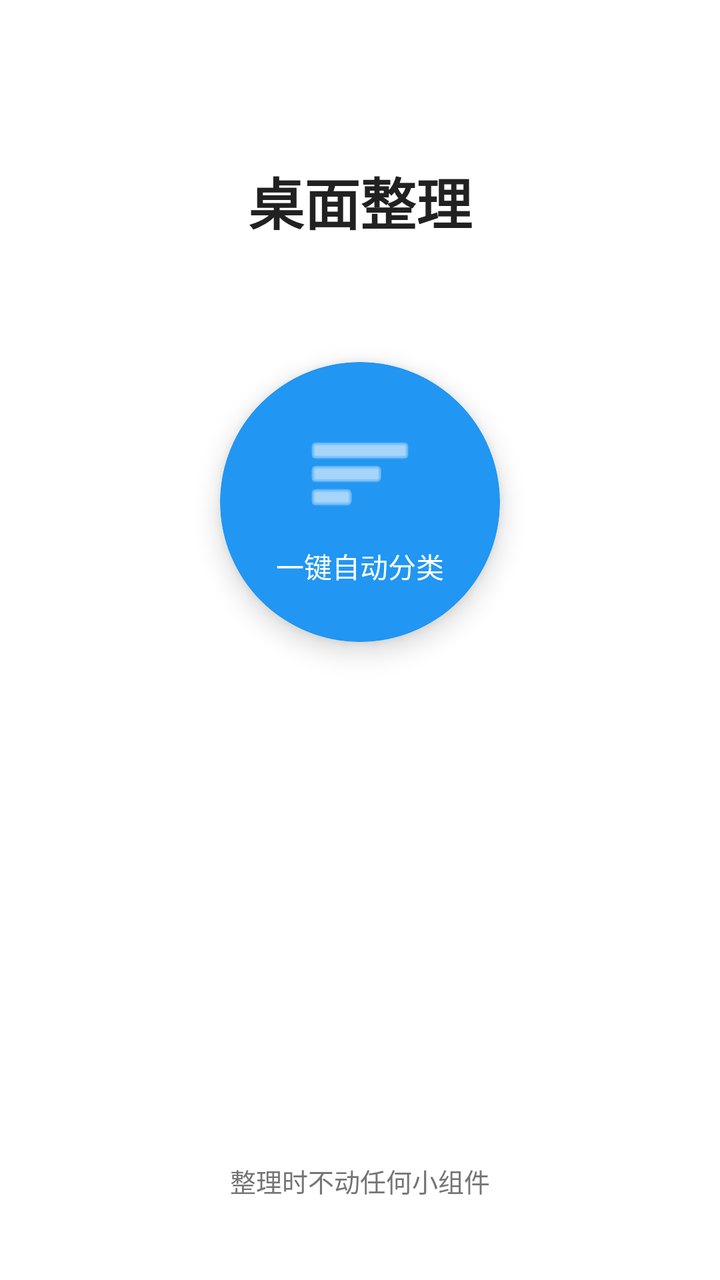
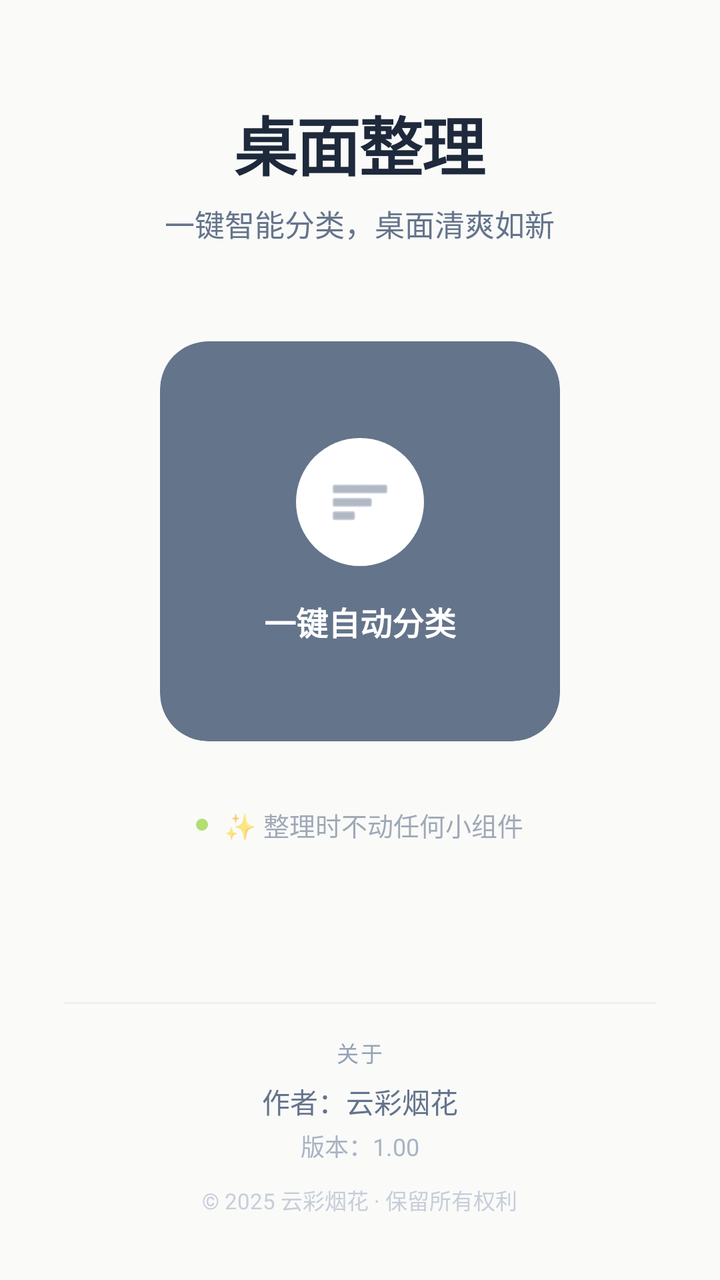

Screens rendered from an Android XML layout before and after an edit, with the pre-edit source and the edit as a unified diff.
<!-- AndroidManifest.xml: application theme Theme.AutoAppOrganizer -->
<!-- res/layout/activity_main.xml -->
<?xml version="1.0" encoding="utf-8"?>
<androidx.constraintlayout.widget.ConstraintLayout 
    xmlns:android="http://schemas.android.com/apk/res/android"
    xmlns:app="http://schemas.android.com/apk/res-auto"
    xmlns:tools="http://schemas.android.com/tools"
    android:layout_width="match_parent"
    android:layout_height="match_parent"
    android:background="@color/background"
    tools:context=".ui.MainActivity">

    
    <TextView
        android:id="@+id/tvTitle"
        android:layout_width="wrap_content"
        android:layout_height="wrap_content"
        android:text="@string/app_name"
        android:textSize="28sp"
        android:textColor="@color/text_primary"
        android:textStyle="bold"
        app:layout_constraintTop_toTopOf="parent"
        app:layout_constraintStart_toStartOf="parent"
        app:layout_constraintEnd_toEndOf="parent"
        android:layout_marginTop="80dp" />

    
    <androidx.cardview.widget.CardView
        android:id="@+id/cardOrganize"
        android:layout_width="140dp"
        android:layout_height="140dp"
        app:cardCornerRadius="70dp"
        app:cardElevation="8dp"
        app:cardBackgroundColor="@color/primary"
        android:clickable="true"
        android:focusable="true"
        app:layout_constraintTop_toBottomOf="@id/tvTitle"
        app:layout_constraintStart_toStartOf="parent"
        app:layout_constraintEnd_toEndOf="parent"
        android:layout_marginTop="60dp">

        <LinearLayout
            android:layout_width="match_parent"
            android:layout_height="match_parent"
            android:gravity="center"
            android:orientation="vertical">

            <ImageView
                android:layout_width="56dp"
                android:layout_height="56dp"
                android:src="@android:drawable/ic_menu_sort_by_size"
                android:tint="@color/white" />

            <TextView
                android:id="@+id/tvButtonText"
                android:layout_width="wrap_content"
                android:layout_height="wrap_content"
                android:text="@string/btn_organize"
                android:textColor="@color/white"
                android:textSize="14sp"
                android:layout_marginTop="8dp" />

        </LinearLayout>

    </androidx.cardview.widget.CardView>

    
    <ProgressBar
        android:id="@+id/progressBar"
        style="?android:attr/progressBarStyleHorizontal"
        android:layout_width="0dp"
        android:layout_height="wrap_content"
        android:max="100"
        android:progress="0"
        android:indeterminate="false"
        android:progressTint="@color/primary"
        android:layout_marginStart="40dp"
        android:layout_marginEnd="40dp"
        android:visibility="gone"
        app:layout_constraintTop_toBottomOf="@id/cardOrganize"
        app:layout_constraintStart_toStartOf="parent"
        app:layout_constraintEnd_toEndOf="parent"
        android:layout_marginTop="40dp" />

    
    <TextView
        android:id="@+id/tvProgress"
        android:layout_width="wrap_content"
        android:layout_height="wrap_content"
        android:text="@string/organizing"
        android:textColor="@color/text_secondary"
        android:textSize="14sp"
        android:visibility="gone"
        app:layout_constraintTop_toBottomOf="@id/progressBar"
        app:layout_constraintStart_toStartOf="parent"
        app:layout_constraintEnd_toEndOf="parent"
        android:layout_marginTop="16dp" />

    
    <TextView
        android:id="@+id/tvWidgetWarning"
        android:layout_width="wrap_content"
        android:layout_height="wrap_content"
        android:text="@string/widget_warning"
        android:textColor="@color/text_secondary"
        android:textSize="13sp"
        app:layout_constraintBottom_toBottomOf="parent"
        app:layout_constraintStart_toStartOf="parent"
        app:layout_constraintEnd_toEndOf="parent"
        android:layout_marginBottom="40dp" />

    
    <Button
        android:id="@+id/btnUndo"
        android:layout_width="wrap_content"
        android:layout_height="wrap_content"
        android:text="@string/btn_undo"
        android:backgroundTint="@color/primary"
        android:textColor="@color/white"
        android:visibility="gone"
        app:layout_constraintTop_toBottomOf="@id/tvProgress"
        app:layout_constraintStart_toStartOf="parent"
        app:layout_constraintEnd_toEndOf="parent"
        android:layout_marginTop="24dp" />

</androidx.constraintlayout.widget.ConstraintLayout>
<!-- resources referenced by this layout -->
<resources>
  <color name="background">#FFFFFF</color>
  <color name="primary">#2196F3</color>
  <color name="text_primary">#212121</color>
  <color name="text_secondary">#757575</color>
  <color name="white">#FFFFFFFF</color>
  <string name="app_name">桌面整理</string>
  <string name="btn_organize">一键自动分类</string>
  <string name="btn_undo">撤销整理</string>
  <string name="organizing">正在分析桌面…</string>
  <string name="widget_warning">整理时不动任何小组件</string>
  <style name="Theme.AutoAppOrganizer" parent="Theme.AppCompat.DayNight.NoActionBar">
          
          <item name="colorPrimary">@color/primary</item>
          <item name="colorPrimaryDark">@color/primary_dark</item>
          <item name="colorAccent">@color/accent</item>
          
          <item name="android:statusBarColor">?attr/colorPrimaryDark</item>
      </style>
  <color name="primary_dark">#1976D2</color>
  <color name="accent">#4CAF50</color>
</resources>

<!-- the commit's change to res/layout/activity_main.xml (unified diff, before → after) -->
@@ -1,5 +1,5 @@
 <?xml version="1.0" encoding="utf-8"?>
-<androidx.constraintlayout.widget.ConstraintLayout 
+<androidx.constraintlayout.widget.ConstraintLayout
     xmlns:android="http://schemas.android.com/apk/res/android"
     xmlns:app="http://schemas.android.com/apk/res-auto"
     xmlns:tools="http://schemas.android.com/tools"
@@ -9,116 +9,248 @@
     tools:context=".ui.MainActivity">
 
     
-    <TextView
-        android:id="@+id/tvTitle"
-        android:layout_width="wrap_content"
-        android:layout_height="wrap_content"
-        android:text="@string/app_name"
-        android:textSize="28sp"
-        android:textColor="@color/text_primary"
-        android:textStyle="bold"
+    <ScrollView
+        android:id="@+id/scrollBody"
+        android:layout_width="0dp"
+        android:layout_height="0dp"
+        android:fillViewport="true"
+        android:scrollbars="none"
         app:layout_constraintTop_toTopOf="parent"
+        app:layout_constraintBottom_toTopOf="@id/dividerAbout"
+        app:layout_constraintStart_toStartOf="parent"
+        app:layout_constraintEnd_toEndOf="parent">
+
+        <LinearLayout
+            android:layout_width="match_parent"
+            android:layout_height="wrap_content"
+            android:orientation="vertical"
+            android:gravity="center_horizontal"
+            android:paddingStart="24dp"
+            android:paddingEnd="24dp"
+            android:paddingTop="48dp"
+            android:paddingBottom="32dp">
+
+            
+            <TextView
+                android:id="@+id/tvTitle"
+                android:layout_width="wrap_content"
+                android:layout_height="wrap_content"
+                android:text="@string/app_name"
+                android:textSize="32sp"
+                android:textColor="@color/text_primary"
+                android:textStyle="bold"
+                android:letterSpacing="-0.02"
+                android:fontFamily="sans-serif-medium" />
+
+            <TextView
+                android:id="@+id/tvSubtitle"
+                android:layout_width="wrap_content"
+                android:layout_height="wrap_content"
+                android:text="@string/app_subtitle"
+                android:textSize="15sp"
+                android:textColor="@color/text_secondary"
+                android:layout_marginTop="6dp"
+                android:fontFamily="sans-serif" />
+
+            
+            <androidx.cardview.widget.CardView
+                android:id="@+id/cardOrganize"
+                android:layout_width="200dp"
+                android:layout_height="200dp"
+                app:cardCornerRadius="24dp"
+                app:cardElevation="0dp"
+                app:cardBackgroundColor="@color/primary"
+                android:clickable="true"
+                android:focusable="true"
+                android:layout_marginTop="48dp"
+                android:stateListAnimator="@null">
+
+                <LinearLayout
+                    android:layout_width="match_parent"
+                    android:layout_height="match_parent"
+                    android:gravity="center"
+                    android:orientation="vertical">
+
+                    
+                    <FrameLayout
+                        android:layout_width="64dp"
+                        android:layout_height="64dp"
+                        android:background="@drawable/bg_icon_circle">
+
+                        <ImageView
+                            android:layout_width="32dp"
+                            android:layout_height="32dp"
+                            android:layout_gravity="center"
+                            android:src="@android:drawable/ic_menu_sort_by_size"
+                            android:tint="@color/primary"
+                            android:alpha="0.85" />
+                    </FrameLayout>
+
+                    <TextView
+                        android:id="@+id/tvButtonText"
+                        android:layout_width="wrap_content"
+                        android:layout_height="wrap_content"
+                        android:text="@string/btn_organize"
+                        android:textColor="@color/on_primary"
+                        android:textSize="16sp"
+                        android:textStyle="bold"
+                        android:fontFamily="sans-serif-medium"
+                        android:layout_marginTop="16dp" />
+
+                </LinearLayout>
+
+            </androidx.cardview.widget.CardView>
+
+            
+            <LinearLayout
+                android:id="@+id/layoutProgress"
+                android:layout_width="match_parent"
+                android:layout_height="wrap_content"
+                android:orientation="vertical"
+                android:gravity="center"
+                android:layout_marginTop="36dp"
+                android:visibility="gone"
+                tools:visibility="visible">
+
+                <ProgressBar
+                    android:id="@+id/progressBar"
+                    style="?android:attr/progressBarStyleHorizontal"
+                    android:layout_width="match_parent"
+                    android:layout_height="6dp"
+                    android:max="100"
+                    android:progress="0"
+                    android:indeterminate="false"
+                    android:progressTint="@color/primary"
+                    android:progressBackgroundTint="@color/card_stroke_light" />
+
+                <TextView
+                    android:id="@+id/tvProgress"
+                    android:layout_width="wrap_content"
+                    android:layout_height="wrap_content"
+                    android:text="@string/organizing"
+                    android:textColor="@color/text_secondary"
+                    android:textSize="13sp"
+                    android:layout_marginTop="14dp"
+                    android:fontFamily="sans-serif" />
+
+                <Button
+                    android:id="@+id/btnUndo"
+                    android:layout_width="wrap_content"
+                    android:layout_height="40dp"
+                    android:text="@string/btn_undo"
+                    android:textColor="@color/primary"
+                    android:textSize="14sp"
+                    android:backgroundTint="@android:color/transparent"
+                    android:insetTop="0dp"
+                    android:insetBottom="0dp"
+                    android:paddingStart="20dp"
+                    android:paddingEnd="20dp"
+                    android:visibility="gone"
+                    android:layout_marginTop="12dp"
+                    tools:visibility="visible" />
+
+            </LinearLayout>
+
+            
+            <LinearLayout
+                android:layout_width="wrap_content"
+                android:layout_height="wrap_content"
+                android:orientation="horizontal"
+                android:gravity="center"
+                android:layout_marginTop="32dp"
+                android:alpha="0.6">
+
+                <View
+                    android:layout_width="6dp"
+                    android:layout_height="6dp"
+                    android:background="@drawable/bg_dot_accent" />
+
+                <TextView
+                    android:id="@+id/tvWidgetWarning"
+                    android:layout_width="wrap_content"
+                    android:layout_height="wrap_content"
+                    android:text="@string/widget_warning"
+                    android:textColor="@color/text_secondary"
+                    android:textSize="13sp"
+                    android:layout_marginStart="8dp"
+                    android:fontFamily="sans-serif" />
+
+            </LinearLayout>
+
+        </LinearLayout>
+
+    </ScrollView>
+
+    
+    <View
+        android:id="@+id/dividerAbout"
+        android:layout_width="0dp"
+        android:layout_height="1dp"
+        android:background="@color/card_stroke_light"
+        android:alpha="0.5"
+        app:layout_constraintBottom_toTopOf="@id/layoutAbout"
         app:layout_constraintStart_toStartOf="parent"
         app:layout_constraintEnd_toEndOf="parent"
-        android:layout_marginTop="80dp" />
+        android:layout_marginStart="32dp"
+        android:layout_marginEnd="32dp" />
 
     
-    <androidx.cardview.widget.CardView
-        android:id="@+id/cardOrganize"
-        android:layout_width="140dp"
-        android:layout_height="140dp"
-        app:cardCornerRadius="70dp"
-        app:cardElevation="8dp"
-        app:cardBackgroundColor="@color/primary"
-        android:clickable="true"
-        android:focusable="true"
-        app:layout_constraintTop_toBottomOf="@id/tvTitle"
-        app:layout_constraintStart_toStartOf="parent"
-        app:layout_constraintEnd_toEndOf="parent"
-        android:layout_marginTop="60dp">
-
-        <LinearLayout
-            android:layout_width="match_parent"
-            android:layout_height="match_parent"
-            android:gravity="center"
-            android:orientation="vertical">
-
-            <ImageView
-                android:layout_width="56dp"
-                android:layout_height="56dp"
-                android:src="@android:drawable/ic_menu_sort_by_size"
-                android:tint="@color/white" />
-
-            <TextView
-                android:id="@+id/tvButtonText"
-                android:layout_width="wrap_content"
-                android:layout_height="wrap_content"
-                android:text="@string/btn_organize"
-                android:textColor="@color/white"
-                android:textSize="14sp"
-                android:layout_marginTop="8dp" />
-
-        </LinearLayout>
-
-    </androidx.cardview.widget.CardView>
-
-    
-    <ProgressBar
-        android:id="@+id/progressBar"
-        style="?android:attr/progressBarStyleHorizontal"
+    <LinearLayout
+        android:id="@+id/layoutAbout"
         android:layout_width="0dp"
         android:layout_height="wrap_content"
-        android:max="100"
-        android:progress="0"
-        android:indeterminate="false"
-        android:progressTint="@color/primary"
-        android:layout_marginStart="40dp"
-        android:layout_marginEnd="40dp"
-        android:visibility="gone"
-        app:layout_constraintTop_toBottomOf="@id/cardOrganize"
-        app:layout_constraintStart_toStartOf="parent"
-        app:layout_constraintEnd_toEndOf="parent"
-        android:layout_marginTop="40dp" />
-
-    
-    <TextView
-        android:id="@+id/tvProgress"
-        android:layout_width="wrap_content"
-        android:layout_height="wrap_content"
-        android:text="@string/organizing"
-        android:textColor="@color/text_secondary"
-        android:textSize="14sp"
-        android:visibility="gone"
-        app:layout_constraintTop_toBottomOf="@id/progressBar"
-        app:layout_constraintStart_toStartOf="parent"
-        app:layout_constraintEnd_toEndOf="parent"
-        android:layout_marginTop="16dp" />
-
-    
-    <TextView
-        android:id="@+id/tvWidgetWarning"
-        android:layout_width="wrap_content"
-        android:layout_height="wrap_content"
-        android:text="@string/widget_warning"
-        android:textColor="@color/text_secondary"
-        android:textSize="13sp"
+        android:orientation="vertical"
+        android:gravity="center"
+        android:paddingTop="16dp"
+        android:paddingBottom="8dp"
         app:layout_constraintBottom_toBottomOf="parent"
         app:layout_constraintStart_toStartOf="parent"
         app:layout_constraintEnd_toEndOf="parent"
-        android:layout_marginBottom="40dp" />
-
-    
-    <Button
-        android:id="@+id/btnUndo"
-        android:layout_width="wrap_content"
-        android:layout_height="wrap_content"
-        android:text="@string/btn_undo"
-        android:backgroundTint="@color/primary"
-        android:textColor="@color/white"
-        android:visibility="gone"
-        app:layout_constraintTop_toBottomOf="@id/tvProgress"
-        app:layout_constraintStart_toStartOf="parent"
-        app:layout_constraintEnd_toEndOf="parent"
-        android:layout_marginTop="24dp" />
+        android:layout_marginBottom="24dp">
+
+        <TextView
+            android:id="@+id/tvAboutTitle"
+            android:layout_width="wrap_content"
+            android:layout_height="wrap_content"
+            android:text="@string/about_title"
+            android:textSize="11sp"
+            android:textColor="@color/text_tertiary_light"
+            android:letterSpacing="0.08"
+            android:textAllCaps="true"
+            android:fontFamily="sans-serif-medium" />
+
+        <TextView
+            android:id="@+id/tvAboutAuthor"
+            android:layout_width="wrap_content"
+            android:layout_height="wrap_content"
+            android:text="@string/about_author"
+            android:textSize="14sp"
+            android:textColor="@color/text_secondary"
+            android:layout_marginTop="6dp"
+            android:fontFamily="sans-serif" />
+
+        <TextView
+            android:id="@+id/tvAboutVersion"
+            android:layout_width="wrap_content"
+            android:layout_height="wrap_content"
+            android:text="@string/about_version"
+            android:textSize="12sp"
+            android:textColor="@color/text_tertiary_light"
+            android:layout_marginTop="3dp"
+            android:fontFamily="sans-serif"
+            android:alpha="0.8" />
+
+        <TextView
+            android:id="@+id/tvAboutCopyright"
+            android:layout_width="wrap_content"
+            android:layout_height="wrap_content"
+            android:text="@string/about_copyright"
+            android:textSize="11sp"
+            android:textColor="@color/text_tertiary_light"
+            android:layout_marginTop="10dp"
+            android:alpha="0.5"
+            android:fontFamily="sans-serif" />
+
+    </LinearLayout>
 
 </androidx.constraintlayout.widget.ConstraintLayout>
<!-- resource entries referenced after the edit -->
@@ -1,24 +1,45 @@
 <!-- resources referenced by this layout -->
 <resources>
-  <color name="background">#FFFFFF</color>
-  <color name="primary">#2196F3</color>
-  <color name="text_primary">#212121</color>
-  <color name="text_secondary">#757575</color>
-  <color name="white">#FFFFFFFF</color>
+  <color name="background">#FAFAF9</color>
+  <color name="card_stroke_light">#E2E8F0</color>
+  <color name="on_primary">#FFFFFF</color>
+  <color name="primary">#64748B</color>
+  <color name="text_primary">#1E293B</color>
+  <color name="text_secondary">#64748B</color>
+  <color name="text_tertiary_light">#94A3B8</color>
+  <!-- drawable bg_dot_accent (drawable) -->
+  <?xml version="1.0" encoding="utf-8"?>
+  <shape xmlns:android="http://schemas.android.com/apk/res/android"
+      android:shape="oval">
+      <solid android:color="@color/accent" />
+      <size android:width="6dp" android:height="6dp" />
+  </shape>
+  <!-- drawable bg_icon_circle (drawable) -->
+  <?xml version="1.0" encoding="utf-8"?>
+  <shape xmlns:android="http://schemas.android.com/apk/res/android"
+      android:shape="oval">
+      <solid android:color="#FFFFFF" />
+      <size android:width="64dp" android:height="64dp" />
+  </shape>
+  <string name="about_author">作者：云彩烟花</string>
+  <string name="about_copyright">© 2025 云彩烟花 · 保留所有权利</string>
+  <string name="about_title">关于</string>
+  <string name="about_version">版本：1.00</string>
   <string name="app_name">桌面整理</string>
+  <string name="app_subtitle">一键智能分类，桌面清爽如新</string>
   <string name="btn_organize">一键自动分类</string>
   <string name="btn_undo">撤销整理</string>
   <string name="organizing">正在分析桌面…</string>
-  <string name="widget_warning">整理时不动任何小组件</string>
+  <string name="widget_warning">✨ 整理时不动任何小组件</string>
   <style name="Theme.AutoAppOrganizer" parent="Theme.AppCompat.DayNight.NoActionBar">
-          
           <item name="colorPrimary">@color/primary</item>
           <item name="colorPrimaryDark">@color/primary_dark</item>
           <item name="colorAccent">@color/accent</item>
-          
-          <item name="android:statusBarColor">?attr/colorPrimaryDark</item>
+          <item name="android:statusBarColor">@color/background</item>
+          <item name="android:navigationBarColor">@color/background</item>
+          <item name="android:windowBackground">@color/background</item>
       </style>
-  <color name="primary_dark">#1976D2</color>
-  <color name="accent">#4CAF50</color>
+  <color name="accent">#84CC16</color>
+  <color name="primary_dark">#475569</color>
 </resources>
 
